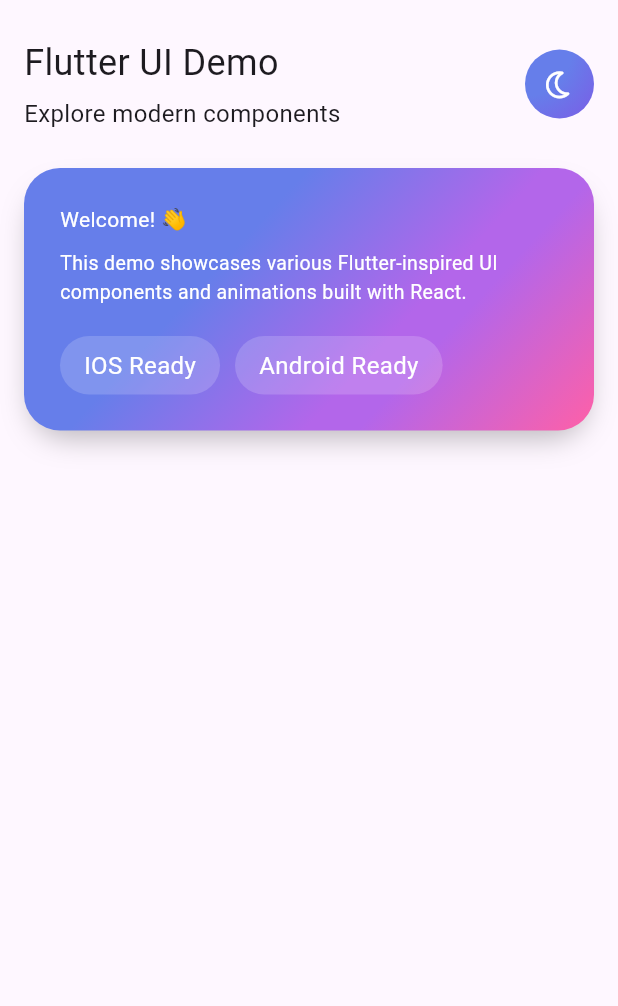
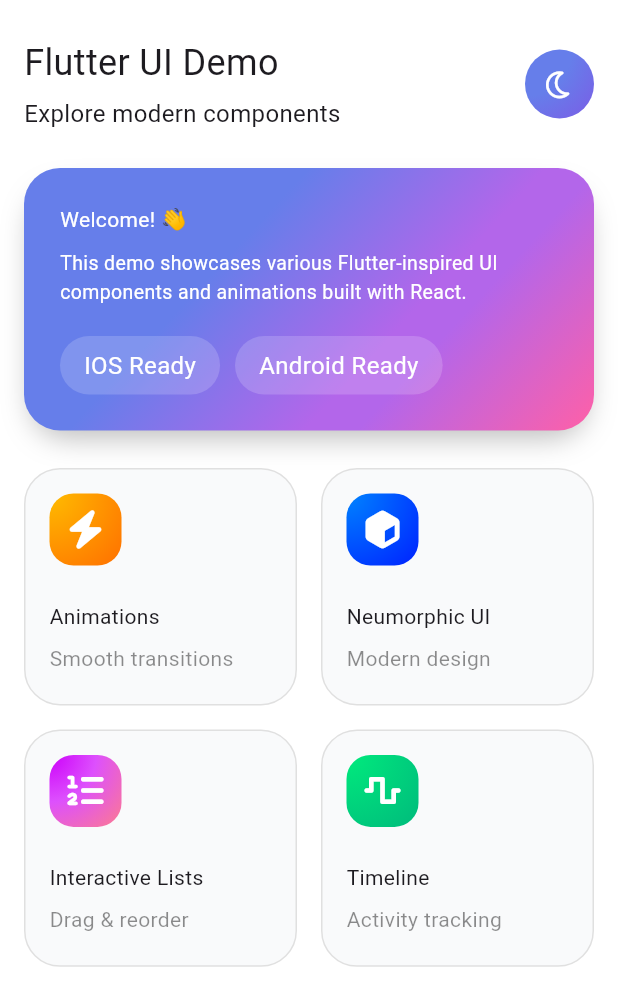
Before and after one commit to HazemAttia7/interactive_app, a Flutter app: the screen it shows after launch, on a phone screen of 412 x 824 dp. Shown: the top 1006 px of the screen. Run offline on Flutter 3.47's test engine with Material 3 defaults, Android fonts, the phone set to English and light mode, and no system bars; our stand-ins replace font_awesome_flutter, gap.

Commit message:
feat(home): animated grid view items

```diff
--- /dev/null
+++ b/lib/features/home/presentation/views/widgets/animated_grid_view.dart
@@ -0,0 +1,66 @@
+import 'package:flutter/material.dart';
+import 'package:font_awesome_flutter/font_awesome_flutter.dart';
+import 'package:interactive_app/features/home/presentation/views/widgets/animated_grid_view_item.dart';
+import 'package:interactive_app/features/home/presentation/views/widgets/staggered_animated_grid_item.dart';
+
+class AnimatedGridView extends StatelessWidget {
+  const AnimatedGridView({super.key});
+
+  @override
+  Widget build(BuildContext context) {
+    return Padding(
+      padding: const EdgeInsets.symmetric(horizontal: 16),
+      child: GridView(
+        shrinkWrap: true,
+        gridDelegate: const SliverGridDelegateWithFixedCrossAxisCount(
+          crossAxisCount: 2,
+          crossAxisSpacing: 16,
+          mainAxisSpacing: 16,
+          childAspectRatio: 1.15,
+        ),
+        children: const [
+          StaggeredAnimatedGridItem(
+            delay: Duration(milliseconds: 0),
+            child: AnimatedGridViewItem(
+              icon: FontAwesomeIcons.bolt,
+              gradientColors: [Color(0xffFFBC00), Color(0xffFF7600)],
+              title: "Animations",
+              subtitle: "Smooth transitions",
+            ),
+          ),
+          StaggeredAnimatedGridItem(
+            delay: Duration(milliseconds: 150),
+            child: AnimatedGridViewItem(
+              icon: FontAwesomeIcons.cube,
+              gradientColors: [Color(0xFF0084FF), Color(0xFF002AFF)],
+              title: "Neumorphic UI",
+              subtitle: "Modern design",
+            ),
+          ),
+          StaggeredAnimatedGridItem(
+            delay: Duration(milliseconds: 300),
+            child: AnimatedGridViewItem(
+              icon: FontAwesomeIcons.listOl,
+              gradientColors: [
+                Color(0xFFCC00FA),
+                Color(0xFFDD50FD),
+                Color(0xFFF874A0),
+              ],
+              title: "Interactive Lists",
+              subtitle: "Drag & reorder",
+            ),
+          ),
+          StaggeredAnimatedGridItem(
+            delay: Duration(milliseconds: 450),
+            child: AnimatedGridViewItem(
+              icon: FontAwesomeIcons.waveSquare,
+              gradientColors: [Color(0xFF00EB7D), Color(0xff00BF7C)],
+              title: "Timeline",
+              subtitle: "Activity tracking",
+            ),
+          ),
+        ],
+      ),
+    );
+  }
+}
--- /dev/null
+++ b/lib/features/home/presentation/views/widgets/animated_grid_view_item.dart
@@ -0,0 +1,42 @@
+import 'package:flutter/material.dart';
+import 'package:gap/gap.dart';
+import 'package:interactive_app/features/home/presentation/views/widgets/gradient_icon_container.dart';
+
+class AnimatedGridViewItem extends StatelessWidget {
+  final IconData icon;
+  final List<Color> gradientColors;
+  final String title, subtitle;
+  const AnimatedGridViewItem({
+    super.key,
+    required this.icon,
+    required this.gradientColors,
+    required this.title,
+    required this.subtitle,
+  });
+
+  @override
+  Widget build(BuildContext context) {
+    return Container(
+      padding: const EdgeInsets.all(16),
+      decoration: BoxDecoration(
+        border: Border.all(color: Colors.grey.shade300, width: 1),
+        borderRadius: BorderRadius.circular(24),
+        color: const Color(0xffF9FAFB),
+      ),
+      child: Column(
+        mainAxisSize: MainAxisSize.min,
+        spacing: 8,
+        crossAxisAlignment: CrossAxisAlignment.start,
+        children: [
+          GradientIconContainer(icon: icon, gradientColors: gradientColors),
+          const Gap(8),
+          Text(title, style: const TextStyle(fontSize: 14)),
+          Text(
+            subtitle,
+            style: const TextStyle(fontSize: 14, color: Colors.black45),
+          ),
+        ],
+      ),
+    );
+  }
+}
--- /dev/null
+++ b/lib/features/home/presentation/views/widgets/gradient_icon_container.dart
@@ -0,0 +1,23 @@
+import 'package:flutter/material.dart';
+
+class GradientIconContainer extends StatelessWidget {
+  final IconData icon;
+  final List<Color> gradientColors;
+  const GradientIconContainer({super.key, required this.icon, required this.gradientColors});
+
+  @override
+  Widget build(BuildContext context) {
+    return Container(
+      padding: const EdgeInsets.all(12),
+      decoration: BoxDecoration(
+        borderRadius: BorderRadius.circular(16),
+        gradient:  RadialGradient(
+          colors: gradientColors,
+          center: Alignment.topLeft,
+          radius: 1.3,
+        ),
+      ),
+      child:  Icon(icon, color: Colors.white),
+    );
+  }
+}
--- a/lib/features/home/presentation/views/widgets/home_view_body.dart
+++ b/lib/features/home/presentation/views/widgets/home_view_body.dart
@@ -1,5 +1,6 @@
 import 'package:flutter/material.dart';
 import 'package:gap/gap.dart';
+import 'package:interactive_app/features/home/presentation/views/widgets/animated_grid_view.dart';
 import 'package:interactive_app/features/home/presentation/views/widgets/home_header.dart';
 import 'package:interactive_app/features/home/presentation/views/widgets/welcome_card.dart';
 
@@ -8,6 +9,17 @@ class HomeViewBody extends StatelessWidget {
 
   @override
   Widget build(BuildContext context) {
-    return const SafeArea(child: Column(children: [Gap(25), HomeHeader() , Gap(25) , WelcomeCard()]));
+    return const SafeArea(
+      child: Column(
+        children: [
+          Gap(25),
+          HomeHeader(),
+          Gap(25),
+          WelcomeCard(),
+          Gap(25),
+          AnimatedGridView(),
+        ],
+      ),
+    );
   }
 }
--- /dev/null
+++ b/lib/features/home/presentation/views/widgets/staggered_animated_grid_item.dart
@@ -0,0 +1,45 @@
+import 'package:flutter/material.dart';
+
+class StaggeredAnimatedGridItem extends StatefulWidget {
+  final Duration delay;
+  final Widget child;
+
+  const StaggeredAnimatedGridItem({
+    super.key,
+    required this.delay,
+    required this.child,
+  });
+
+  @override
+  State<StaggeredAnimatedGridItem> createState() =>
+      _StaggeredAnimatedGridItemState();
+}
+
+class _StaggeredAnimatedGridItemState extends State<StaggeredAnimatedGridItem> {
+  bool visible = false;
+
+  @override
+  void initState() {
+    super.initState();
+
+    Future.delayed(widget.delay, () {
+      if (mounted) setState(() => visible = true);
+    });
+  }
+
+  @override
+  Widget build(BuildContext context) {
+    return TweenAnimationBuilder(
+      tween: Tween<double>(begin: 0, end: visible ? 1 : 0),
+      duration: const Duration(milliseconds: 500),
+      curve: Curves.easeInOutExpo,
+      builder: (context, value, child) {
+        return Transform.scale(
+          scale: value,
+          child: Opacity(opacity: value, child: child),
+        );
+      },
+      child: widget.child,
+    );
+  }
+}
--- a/lib/features/home/presentation/views/widgets/welcome_card.dart
+++ b/lib/features/home/presentation/views/widgets/welcome_card.dart
@@ -24,7 +24,7 @@ class _WelcomeCardState extends State<WelcomeCard> {
   Widget build(BuildContext context) {
     return TweenAnimationBuilder(
       tween: Tween<double>(begin: 0, end: _startAnimation ? 1 : 0),
-      duration: const Duration(milliseconds: 800),
+      duration: const Duration(milliseconds: 600),
       curve: Curves.easeInOut,
       builder: (BuildContext context, double val, Widget? child) {
         return Padding(
--- a/lib/main.dart
+++ b/lib/main.dart
@@ -13,7 +13,7 @@ class InteractiveApp extends StatelessWidget {
     return MaterialApp(
       title: 'Interactive App',
       debugShowCheckedModeBanner: false,
-      theme: ThemeData.light(),
+      theme: ThemeData.light().copyWith(scaffoldBackgroundColor: Colors.white),
       home: const MainView(),
     );
   }
```
